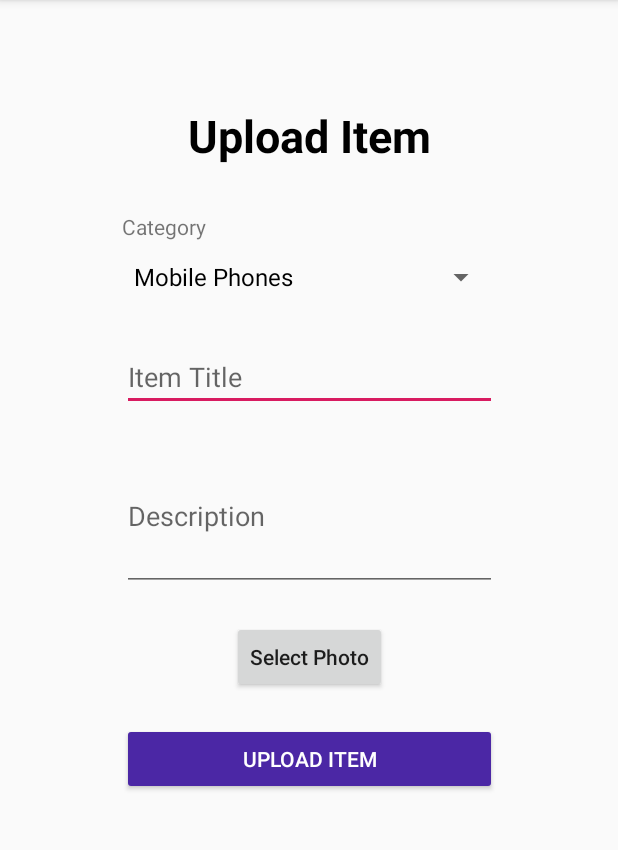
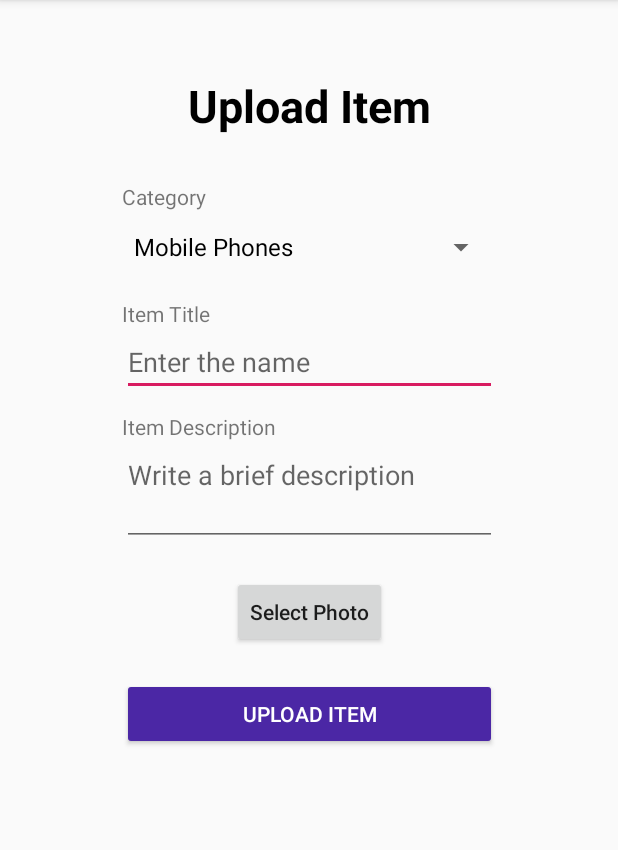
Before and after one commit to avinabaray/Old-Sold-Android-App, an Android app: the SellerLoggedIn screen opened directly, with no data from a screen before it, on a phone screen of 412 x 824 dp, the part 84-934 px from its top. Run offline under Robolectric (Android 15) with nearby library versions, the phone set to English and light mode, and no system bars; our stand-ins replace Firebase (no records; nobody signed in at launch, a user with empty details on screens opened directly).

Commit message:
Seller Layout Modified

```diff
--- a/app/src/main/java/com/avinabaray/oldsold/CommonMethods.java
+++ b/app/src/main/java/com/avinabaray/oldsold/CommonMethods.java
@@ -24,8 +24,9 @@ public class CommonMethods {
 
     public void loadingDialogStart(Context context) {
         pd = new ProgressDialog(context);
-        pd.setMessage("Loading...");
+        pd.setMessage("Please wait...");
         pd.show();
+        pd.setCanceledOnTouchOutside(false);
     }
 
     public void loadingDialogStop() {
--- a/app/src/main/java/com/avinabaray/oldsold/RegisterUser.java
+++ b/app/src/main/java/com/avinabaray/oldsold/RegisterUser.java
@@ -110,8 +110,5 @@ public class RegisterUser extends AppCompatActivity {
                 }
             }
         });
-
-
-
     }
 }
--- a/app/src/main/res/layout/activity_seller_logged_in.xml
+++ b/app/src/main/res/layout/activity_seller_logged_in.xml
@@ -10,7 +10,7 @@
         android:id="@+id/textView7"
         android:layout_width="wrap_content"
         android:layout_height="wrap_content"
-        android:layout_marginTop="70dp"
+        android:layout_marginTop="50dp"
         android:text="Upload Item"
         android:textColor="@color/common_google_signin_btn_text_dark_focused"
         android:textSize="30sp"
@@ -40,9 +40,9 @@
         android:id="@+id/editTextItemTitle"
         android:layout_width="250dp"
         android:layout_height="wrap_content"
-        android:layout_marginTop="20dp"
+        android:layout_marginTop="30dp"
         android:ems="10"
-        android:hint="Item Title"
+        android:hint="Enter the name"
         android:inputType="textPersonName"
         app:layout_constraintEnd_toEndOf="parent"
         app:layout_constraintStart_toStartOf="parent"
@@ -51,11 +51,11 @@
     <EditText
         android:id="@+id/editTextItemDesc"
         android:layout_width="250dp"
-        android:layout_height="100dp"
-        android:layout_marginTop="20dp"
+        android:layout_height="70dp"
+        android:layout_marginTop="30dp"
         android:ems="10"
-        android:gravity="center|start"
-        android:hint="Description"
+        android:gravity="start"
+        android:hint="Write a brief description"
         android:inputType="textMultiLine"
         app:layout_constraintEnd_toEndOf="parent"
         app:layout_constraintStart_toStartOf="parent"
@@ -84,4 +84,20 @@
         app:layout_constraintEnd_toEndOf="parent"
         app:layout_constraintStart_toStartOf="parent"
         app:layout_constraintTop_toBottomOf="@+id/button2" />
+
+    <TextView
+        android:id="@+id/textView9"
+        android:layout_width="wrap_content"
+        android:layout_height="wrap_content"
+        android:text="Item Title"
+        app:layout_constraintBottom_toTopOf="@+id/editTextItemTitle"
+        app:layout_constraintStart_toStartOf="@+id/editTextItemTitle" />
+
+    <TextView
+        android:id="@+id/textView10"
+        android:layout_width="wrap_content"
+        android:layout_height="wrap_content"
+        android:text="Item Description"
+        app:layout_constraintBottom_toTopOf="@+id/editTextItemDesc"
+        app:layout_constraintStart_toStartOf="@+id/editTextItemDesc" />
 </androidx.constraintlayout.widget.ConstraintLayout>
```
